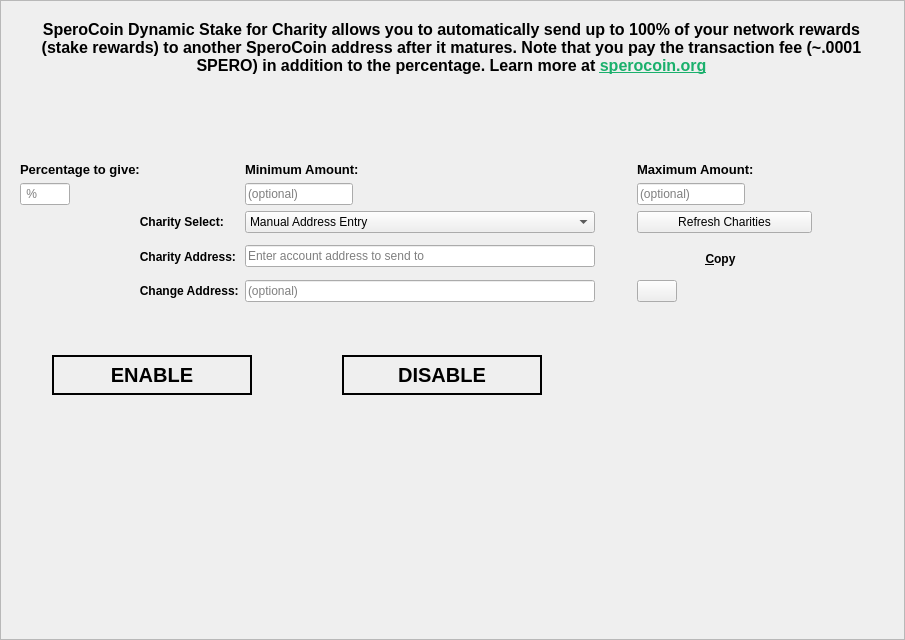
Old version of the form src/qt/forms/charitydialog.ui in the repository LightBurdenOfficial/SperoCoin.
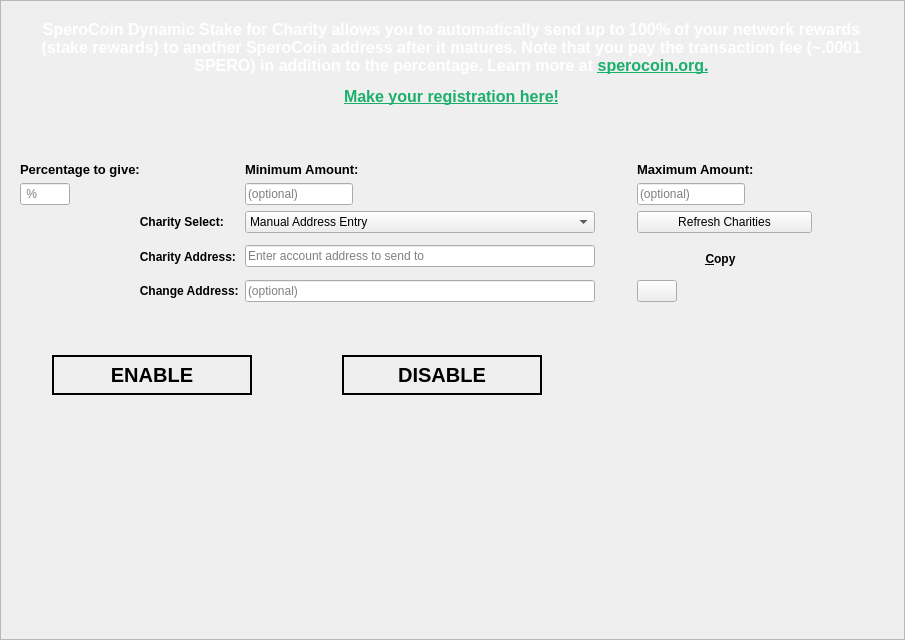
New version of the form. Icons and pictures are not drawn.

The edit to the form file:
```diff
--- a/src/qt/forms/charitydialog.ui
+++ b/src/qt/forms/charitydialog.ui
@@ -577,7 +577,7 @@
            <number>1</number>
           </property>
           <property name="text">
-           <string>&lt;html&gt;&lt;head/&gt;&lt;body&gt;&lt;p align=&quot;center&quot;&gt;&lt;span style=&quot; font-size:12pt; font-weight:600;&quot;&gt;SperoCoin Dynamic Stake for Charity allows you to automatically send up to 100% of your network rewards (stake rewards) to another SperoCoin address after it matures. Note that you pay the transaction fee (~.0001 SPERO) in addition to the percentage. Learn more at &lt;/span&gt;&lt;a href=&quot;https://sperocoin.org/staking-for-charity/&quot;&gt;&lt;span style=&quot; font-size:12pt; font-weight:600; text-decoration: underline; color:#1ab06c;&quot;&gt;sperocoin.org&lt;/span&gt;&lt;/a&gt;&lt;/p&gt;&lt;/body&gt;&lt;/html&gt;</string>
+           <string>&lt;html&gt;&lt;head/&gt;&lt;body&gt;&lt;p align=&quot;center&quot;&gt;&lt;span style=&quot; font-size:12pt; font-weight:600; color:#ffffff;&quot;&gt;SperoCoin Dynamic Stake for Charity allows you to automatically send up to 100% of your network rewards (stake rewards) to another SperoCoin address after it matures. Note that you pay the transaction fee (~.0001 SPERO) in addition to the percentage. Learn more at &lt;/span&gt;&lt;a href=&quot;https://sperocoin.org/staking-for-charity/&quot;&gt;&lt;span style=&quot; font-size:12pt; font-weight:600; text-decoration: underline; color:#1ab06c;&quot;&gt;sperocoin.org.&lt;/span&gt;&lt;/a&gt;&lt;/p&gt;&lt;p align=&quot;center&quot;&gt;&lt;a href=&quot;https://forms.gle/zbkkBUi6R5TbdCg86&quot;&gt;&lt;span style=&quot; font-size:12pt; font-weight:600; text-decoration: underline; color:#1ab06c;&quot;&gt;Make your registration here!&lt;/span&gt;&lt;/a&gt;&lt;/p&gt;&lt;/body&gt;&lt;/html&gt;</string>
           </property>
           <property name="textFormat">
            <enum>Qt::RichText</enum>
```
Left out of the diff: 49 changed lines with no effect on the pictures.
